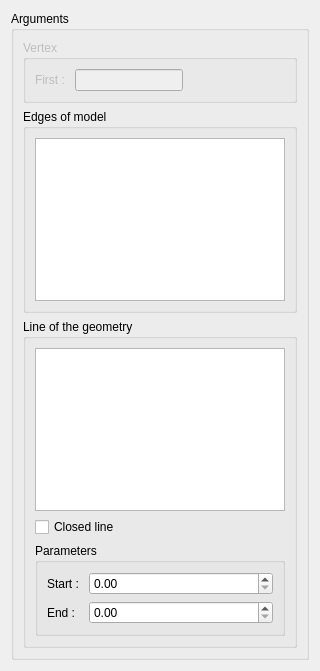
Qt form src/HEXABLOCKGUI/EdgeAssoc_QTD.ui (SalomePlatform/hexablock) before a commit.
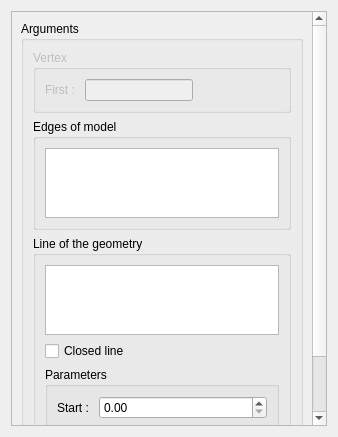
The same form after that commit.

Patch:
```diff
--- a/src/HEXABLOCKGUI/EdgeAssoc_QTD.ui
+++ b/src/HEXABLOCKGUI/EdgeAssoc_QTD.ui
@@ -6,21 +6,42 @@
    <rect>
     <x>0</x>
     <y>0</y>
-    <width>320</width>
-    <height>671</height>
+    <width>338</width>
+    <height>437</height>
    </rect>
   </property>
+  <property name="sizePolicy">
+   <sizepolicy hsizetype="Preferred" vsizetype="Minimum">
+    <horstretch>0</horstretch>
+    <verstretch>0</verstretch>
+   </sizepolicy>
+  </property>
   <property name="windowTitle">
    <string>Edge(s) Association</string>
   </property>
   <layout class="QVBoxLayout" name="verticalLayout_4">
    <item>
+    <widget class="QScrollArea" name="scrollArea">
+     <property name="widgetResizable">
+      <bool>true</bool>
+     </property>
+     <widget class="QWidget" name="scrollAreaWidgetContents">
+      <property name="geometry">
+       <rect>
+        <x>0</x>
+        <y>0</y>
+        <width>300</width>
+        <height>520</height>
+       </rect>
+      </property>
+      <layout class="QVBoxLayout" name="verticalLayout_2">
+       <item>
     <widget class="QGroupBox" name="groupBox_2">
      <property name="title">
       <string>Arguments</string>
      </property>
-     <layout class="QGridLayout" name="gridLayout">
-      <item row="0" column="0">
+         <layout class="QVBoxLayout" name="verticalLayout">
+          <item>
        <widget class="QGroupBox" name="vertex_gb">
         <property name="enabled">
          <bool>false</bool>
@@ -59,7 +80,7 @@
         </layout>
        </widget>
       </item>
-      <item row="1" column="0">
+          <item>
        <widget class="QGroupBox" name="edge_gb">
         <property name="title">
          <string>Edges of model</string>
@@ -71,7 +92,7 @@
         </layout>
        </widget>
       </item>
-      <item row="2" column="0">
+          <item>
        <widget class="QGroupBox" name="line_gb">
         <property name="title">
          <string>Line of the geometry</string>
@@ -134,6 +155,10 @@
        </widget>
       </item>
      </layout>
+        </widget>
+       </item>
+      </layout>
+     </widget>
     </widget>
    </item>
   </layout>
```
Lines whose indentation alone changed are shown as unchanged.
